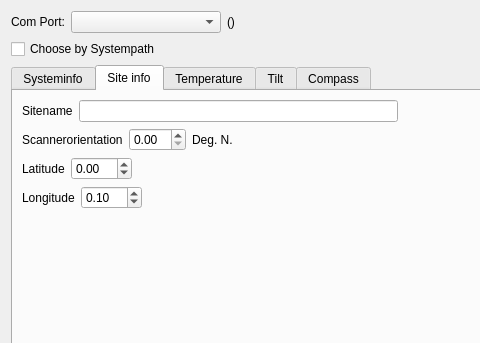
Old version of the form maxdoas/tfrmtempctrl.ui in the repository pioupus/maxdoas_app; both pictures show x 0 to 480 and y 0 to 343 of the 739 by 581 pixel window.
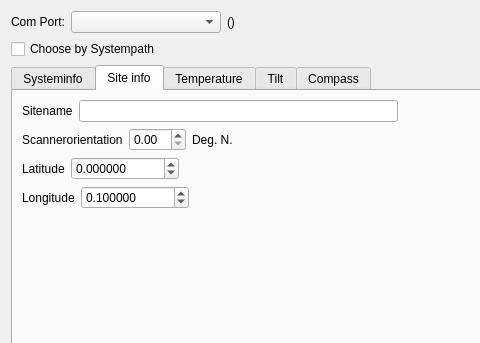
New version of the form.

```diff
--- a/maxdoas/tfrmtempctrl.ui
+++ b/maxdoas/tfrmtempctrl.ui
@@ -927,8 +927,14 @@
            </item>
            <item>
             <widget class="QDoubleSpinBox" name="spbLatitude">
+             <property name="decimals">
+              <number>6</number>
+             </property>
              <property name="minimum">
-              <double>-99.989999999999995</double>
+              <double>-99000.990000000005239</double>
+             </property>
+             <property name="maximum">
+              <double>99000.990000000005239</double>
              </property>
             </widget>
            </item>
@@ -958,8 +964,14 @@
            </item>
            <item>
             <widget class="QDoubleSpinBox" name="spbLongitude">
+             <property name="decimals">
+              <number>6</number>
+             </property>
              <property name="minimum">
-              <double>-99.989999999999995</double>
+              <double>-99000.990000000005239</double>
+             </property>
+             <property name="maximum">
+              <double>99000.990000000005239</double>
              </property>
              <property name="value">
               <double>0.100000000000000</double>
```
